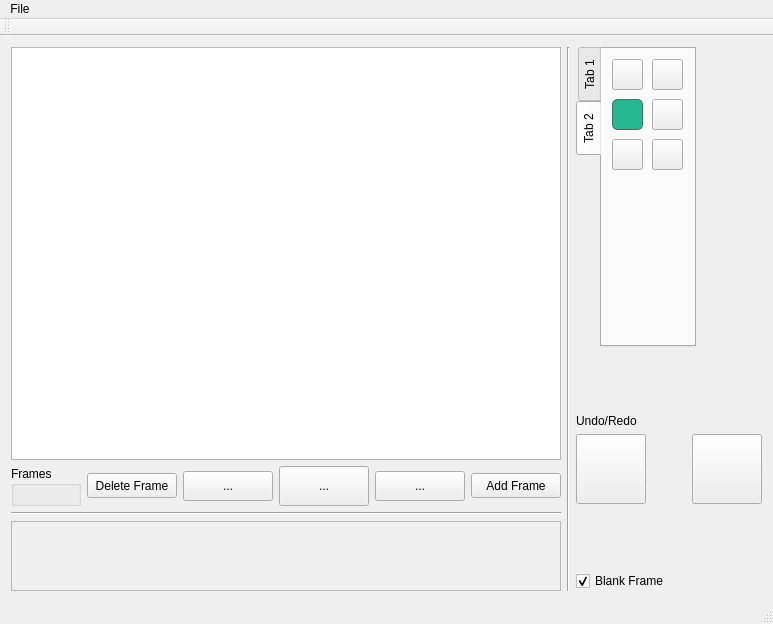
This is Sprite_Editor_Extreme/mainwindow.ui in jokthefoo/Sprite-Editor as Qt 5 draws it before an edit. The edited form follows.
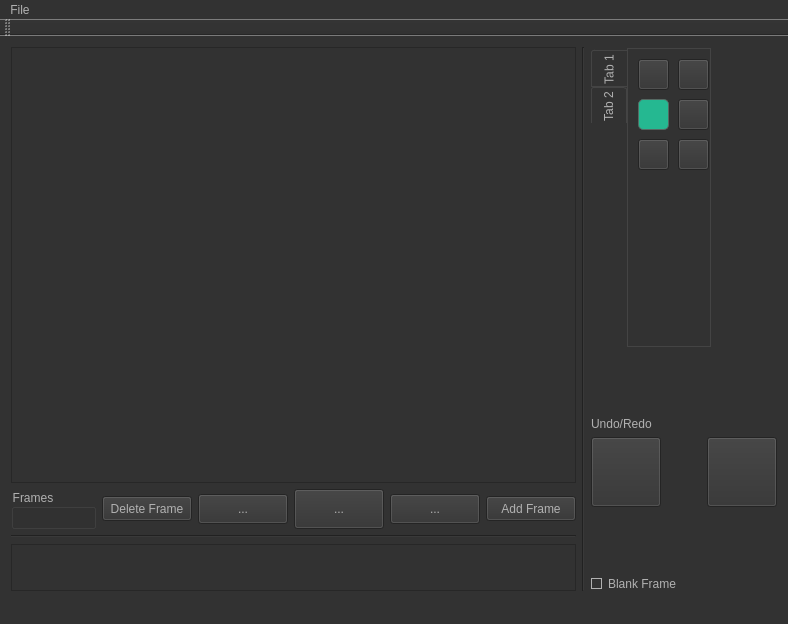
This is the edited form. Icons and pictures are not drawn. Custom widgets are drawn as their Qt base class.

Commit message: Added styleSheet, applied on mainwindow

```diff
--- a/Sprite_Editor_Extreme/mainwindow.ui
+++ b/Sprite_Editor_Extreme/mainwindow.ui
@@ -6,7 +6,7 @@
    <rect>
     <x>0</x>
     <y>0</y>
-    <width>713</width>
+    <width>788</width>
     <height>624</height>
    </rect>
   </property>
@@ -19,6 +19,467 @@
   <property name="windowTitle">
    <string>Sprite Editor eXtreme</string>
   </property>
+  <property name="styleSheet">
+   <string notr="true">QToolTip
+{
+     border: 1px solid black;
+     background-color: #ffa02f;
+     padding: 1px;
+     border-radius: 3px;
+     opacity: 100;
+}
+
+QWidget
+{
+    color: #b1b1b1;
+    background-color: #323232;
+}
+
+QWidget:item:hover
+{
+    background-color: QLinearGradient( x1: 0, y1: 0, x2: 0, y2: 1, stop: 0 #ffa02f, stop: 1 #ca0619);
+    color: #000000;
+}
+
+QWidget:item:selected
+{
+    background-color: QLinearGradient( x1: 0, y1: 0, x2: 0, y2: 1, stop: 0 #ffa02f, stop: 1 #d7801a);
+}
+
+QMenuBar::item
+{
+    background: transparent;
+}
+
+QMenuBar::item:selected
+{
+    background: transparent;
+    border: 1px solid #ffaa00;
+}
+
+QMenuBar::item:pressed
+{
+    background: #444;
+    border: 1px solid #000;
+    background-color: QLinearGradient(
+        x1:0, y1:0,
+        x2:0, y2:1,
+        stop:1 #212121,
+        stop:0.4 #343434/*,
+        stop:0.2 #343434,
+        stop:0.1 #ffaa00*/
+    );
+    margin-bottom:-1px;
+    padding-bottom:1px;
+}
+
+QMenu
+{
+    border: 1px solid #000;
+}
+
+QMenu::item
+{
+    padding: 2px 20px 2px 20px;
+}
+
+QMenu::item:selected
+{
+    color: #000000;
+}
+
+QWidget:disabled
+{
+    color: #404040;
+    background-color: #323232;
+}
+
+QAbstractItemView
+{
+    background-color: QLinearGradient( x1: 0, y1: 0, x2: 0, y2: 1, stop: 0 #4d4d4d, stop: 0.1 #646464, stop: 1 #5d5d5d);
+}
+
+QWidget:focus
+{
+    /*border: 2px solid QLinearGradient( x1: 0, y1: 0, x2: 0, y2: 1, stop: 0 #ffa02f, stop: 1 #d7801a);*/
+}
+
+QLineEdit
+{
+    background-color: QLinearGradient( x1: 0, y1: 0, x2: 0, y2: 1, stop: 0 #4d4d4d, stop: 0 #646464, stop: 1 #5d5d5d);
+    padding: 1px;
+    border-style: solid;
+    border: 1px solid #1e1e1e;
+    border-radius: 5;
+}
+
+QPushButton
+{
+    color: #b1b1b1;
+    background-color: QLinearGradient( x1: 0, y1: 0, x2: 0, y2: 1, stop: 0 #565656, stop: 0.1 #525252, stop: 0.5 #4e4e4e, stop: 0.9 #4a4a4a, stop: 1 #464646);
+    border-width: 1px;
+    border-color: #1e1e1e;
+    border-style: solid;
+    border-radius: 6;
+    padding: 3px;
+    font-size: 12px;
+    padding-left: 5px;
+    padding-right: 5px;
+}
+
+QPushButton:pressed
+{
+    background-color: QLinearGradient( x1: 0, y1: 0, x2: 0, y2: 1, stop: 0 #2d2d2d, stop: 0.1 #2b2b2b, stop: 0.5 #292929, stop: 0.9 #282828, stop: 1 #252525);
+}
+
+QComboBox
+{
+    selection-background-color: #ffaa00;
+    background-color: QLinearGradient( x1: 0, y1: 0, x2: 0, y2: 1, stop: 0 #565656, stop: 0.1 #525252, stop: 0.5 #4e4e4e, stop: 0.9 #4a4a4a, stop: 1 #464646);
+    border-style: solid;
+    border: 1px solid #1e1e1e;
+    border-radius: 5;
+}
+
+QComboBox:hover,QPushButton:hover
+{
+    border: 2px solid QLinearGradient( x1: 0, y1: 0, x2: 0, y2: 1, stop: 0 #ffa02f, stop: 1 #d7801a);
+}
+
+
+QComboBox:on
+{
+    padding-top: 3px;
+    padding-left: 4px;
+    background-color: QLinearGradient( x1: 0, y1: 0, x2: 0, y2: 1, stop: 0 #2d2d2d, stop: 0.1 #2b2b2b, stop: 0.5 #292929, stop: 0.9 #282828, stop: 1 #252525);
+    selection-background-color: #ffaa00;
+}
+
+QComboBox QAbstractItemView
+{
+    border: 2px solid darkgray;
+    selection-background-color: QLinearGradient( x1: 0, y1: 0, x2: 0, y2: 1, stop: 0 #ffa02f, stop: 1 #d7801a);
+}
+
+QComboBox::drop-down
+{
+     subcontrol-origin: padding;
+     subcontrol-position: top right;
+     width: 15px;
+
+     border-left-width: 0px;
+     border-left-color: darkgray;
+     border-left-style: solid; /* just a single line */
+     border-top-right-radius: 3px; /* same radius as the QComboBox */
+     border-bottom-right-radius: 3px;
+ }
+
+QComboBox::down-arrow
+{
+     image: url(:/down_arrow.png);
+}
+
+QGroupBox:focus
+{
+border: 2px solid QLinearGradient( x1: 0, y1: 0, x2: 0, y2: 1, stop: 0 #ffa02f, stop: 1 #d7801a);
+}
+
+QTextEdit:focus
+{
+    border: 2px solid QLinearGradient( x1: 0, y1: 0, x2: 0, y2: 1, stop: 0 #ffa02f, stop: 1 #d7801a);
+}
+
+QScrollBar:horizontal {
+     border: 1px solid #222222;
+     background: QLinearGradient( x1: 0, y1: 0, x2: 0, y2: 1, stop: 0.0 #121212, stop: 0.2 #282828, stop: 1 #484848);
+     height: 7px;
+     margin: 0px 16px 0 16px;
+}
+
+QScrollBar::handle:horizontal
+{
+      background: QLinearGradient( x1: 0, y1: 0, x2: 1, y2: 0, stop: 0 #ffa02f, stop: 0.5 #d7801a, stop: 1 #ffa02f);
+      min-height: 20px;
+      border-radius: 2px;
+}
+
+QScrollBar::add-line:horizontal {
+      border: 1px solid #1b1b19;
+      border-radius: 2px;
+      background: QLinearGradient( x1: 0, y1: 0, x2: 1, y2: 0, stop: 0 #ffa02f, stop: 1 #d7801a);
+      width: 14px;
+      subcontrol-position: right;
+      subcontrol-origin: margin;
+}
+
+QScrollBar::sub-line:horizontal {
+      border: 1px solid #1b1b19;
+      border-radius: 2px;
+      background: QLinearGradient( x1: 0, y1: 0, x2: 1, y2: 0, stop: 0 #ffa02f, stop: 1 #d7801a);
+      width: 14px;
+     subcontrol-position: left;
+     subcontrol-origin: margin;
+}
+
+QScrollBar::right-arrow:horizontal, QScrollBar::left-arrow:horizontal
+{
+      border: 1px solid black;
+      width: 1px;
+      height: 1px;
+      background: white;
+}
+
+QScrollBar::add-page:horizontal, QScrollBar::sub-page:horizontal
+{
+      background: none;
+}
+
+QScrollBar:vertical
+{
+      background: QLinearGradient( x1: 0, y1: 0, x2: 1, y2: 0, stop: 0.0 #121212, stop: 0.2 #282828, stop: 1 #484848);
+      width: 7px;
+      margin: 16px 0 16px 0;
+      border: 1px solid #222222;
+}
+
+QScrollBar::handle:vertical
+{
+      background: QLinearGradient( x1: 0, y1: 0, x2: 0, y2: 1, stop: 0 #ffa02f, stop: 0.5 #d7801a, stop: 1 #ffa02f);
+      min-height: 20px;
+      border-radius: 2px;
+}
+
+QScrollBar::add-line:vertical
+{
+      border: 1px solid #1b1b19;
+      border-radius: 2px;
+      background: QLinearGradient( x1: 0, y1: 0, x2: 0, y2: 1, stop: 0 #ffa02f, stop: 1 #d7801a);
+      height: 14px;
+      subcontrol-position: bottom;
+      subcontrol-origin: margin;
+}
+
+QScrollBar::sub-line:vertical
+{
+      border: 1px solid #1b1b19;
+      border-radius: 2px;
+      background: QLinearGradient( x1: 0, y1: 0, x2: 0, y2: 1, stop: 0 #d7801a, stop: 1 #ffa02f);
+      height: 14px;
+      subcontrol-position: top;
+      subcontrol-origin: margin;
+}
+
+QScrollBar::up-arrow:vertical, QScrollBar::down-arrow:vertical
+{
+      border: 1px solid black;
+      width: 1px;
+      height: 1px;
+      background: white;
+}
+
+
+QScrollBar::add-page:vertical, QScrollBar::sub-page:vertical
+{
+      background: none;
+}
+
+QTextEdit
+{
+    background-color: #242424;
+}
+
+QPlainTextEdit
+{
+    background-color: #242424;
+}
+
+QHeaderView::section
+{
+    background-color: QLinearGradient(x1:0, y1:0, x2:0, y2:1, stop:0 #616161, stop: 0.5 #505050, stop: 0.6 #434343, stop:1 #656565);
+    color: white;
+    padding-left: 4px;
+    border: 1px solid #6c6c6c;
+}
+
+QCheckBox:disabled
+{
+color: #414141;
+}
+
+QDockWidget::title
+{
+    text-align: center;
+    spacing: 3px; /* spacing between items in the tool bar */
+    background-color: QLinearGradient(x1:0, y1:0, x2:0, y2:1, stop:0 #323232, stop: 0.5 #242424, stop:1 #323232);
+}
+
+QDockWidget::close-button, QDockWidget::float-button
+{
+    text-align: center;
+    spacing: 1px; /* spacing between items in the tool bar */
+    background-color: QLinearGradient(x1:0, y1:0, x2:0, y2:1, stop:0 #323232, stop: 0.5 #242424, stop:1 #323232);
+}
+
+QDockWidget::close-button:hover, QDockWidget::float-button:hover
+{
+    background: #242424;
+}
+
+QDockWidget::close-button:pressed, QDockWidget::float-button:pressed
+{
+    padding: 1px -1px -1px 1px;
+}
+
+QMainWindow::separator
+{
+    background-color: QLinearGradient(x1:0, y1:0, x2:0, y2:1, stop:0 #161616, stop: 0.5 #151515, stop: 0.6 #212121, stop:1 #343434);
+    color: white;
+    padding-left: 4px;
+    border: 1px solid #4c4c4c;
+    spacing: 3px; /* spacing between items in the tool bar */
+}
+
+QMainWindow::separator:hover
+{
+
+    background-color: QLinearGradient(x1:0, y1:0, x2:0, y2:1, stop:0 #d7801a, stop:0.5 #b56c17 stop:1 #ffa02f);
+    color: white;
+    padding-left: 4px;
+    border: 1px solid #6c6c6c;
+    spacing: 3px; /* spacing between items in the tool bar */
+}
+
+QToolBar::handle
+{
+     spacing: 3px; /* spacing between items in the tool bar */
+     background: url(:/images/handle.png);
+}
+
+QMenu::separator
+{
+    height: 2px;
+    background-color: QLinearGradient(x1:0, y1:0, x2:0, y2:1, stop:0 #161616, stop: 0.5 #151515, stop: 0.6 #212121, stop:1 #343434);
+    color: white;
+    padding-left: 4px;
+    margin-left: 10px;
+    margin-right: 5px;
+}
+
+QProgressBar
+{
+    border: 2px solid grey;
+    border-radius: 5px;
+    text-align: center;
+}
+
+QProgressBar::chunk
+{
+    background-color: #d7801a;
+    width: 2.15px;
+    margin: 0.5px;
+}
+
+QTabBar::tab {
+    color: #b1b1b1;
+    border: 1px solid #444;
+    border-bottom-style: none;
+    background-color: #323232;
+    padding-left: 10px;
+    padding-right: 10px;
+    padding-top: 3px;
+    padding-bottom: 2px;
+    margin-right: -1px;
+}
+
+QTabWidget::pane {
+    border: 1px solid #444;
+    top: 1px;
+}
+
+QTabBar::tab:last
+{
+    margin-right: 0; /* the last selected tab has nothing to overlap with on the right */
+    border-top-right-radius: 3px;
+}
+
+QTabBar::tab:first:!selected
+{
+ margin-left: 0px; /* the last selected tab has nothing to overlap with on the right */
+
+
+    border-top-left-radius: 3px;
+}
+
+QTabBar::tab:!selected
+{
+    color: #b1b1b1;
+    border-bottom-style: solid;
+    margin-top: 3px;
+    background-color: QLinearGradient(x1:0, y1:0, x2:0, y2:1, stop:1 #212121, stop:.4 #343434);
+}
+
+QTabBar::tab:selected
+{
+    border-top-left-radius: 3px;
+    border-top-right-radius: 3px;
+    margin-bottom: 0px;
+}
+
+QTabBar::tab:!selected:hover
+{
+    /*border-top: 2px solid #ffaa00;
+    padding-bottom: 3px;*/
+    border-top-left-radius: 3px;
+    border-top-right-radius: 3px;
+    background-color: QLinearGradient(x1:0, y1:0, x2:0, y2:1, stop:1 #212121, stop:0.4 #343434, stop:0.2 #343434, stop:0.1 #ffaa00);
+}
+
+QRadioButton::indicator:checked, QRadioButton::indicator:unchecked{
+    color: #b1b1b1;
+    background-color: #323232;
+    border: 1px solid #b1b1b1;
+    border-radius: 6px;
+}
+
+QRadioButton::indicator:checked
+{
+    background-color: qradialgradient(
+        cx: 0.5, cy: 0.5,
+        fx: 0.5, fy: 0.5,
+        radius: 1.0,
+        stop: 0.25 #ffaa00,
+        stop: 0.3 #323232
+    );
+}
+
+QCheckBox::indicator{
+    color: #b1b1b1;
+    background-color: #323232;
+    border: 1px solid #b1b1b1;
+    width: 9px;
+    height: 9px;
+}
+
+QRadioButton::indicator
+{
+    border-radius: 6px;
+}
+
+QRadioButton::indicator:hover, QCheckBox::indicator:hover
+{
+    border: 1px solid #ffaa00;
+}
+
+QCheckBox::indicator:checked
+{
+    image:url(:/images/checkbox.png);
+}
+
+QCheckBox::indicator:disabled, QRadioButton::indicator:disabled
+{
+    border: 1px solid #444;
+}</string>
+  </property>
   <widget class="QWidget" name="centralWidget">
    <layout class="QHBoxLayout" name="horizontalLayout_3">
     <item>
@@ -159,8 +620,8 @@
           <rect>
            <x>0</x>
            <y>0</y>
-           <width>480</width>
-           <height>68</height>
+           <width>555</width>
+           <height>45</height>
           </rect>
          </property>
          <widget class="QWidget" name="horizontalLayoutWidget">
@@ -653,8 +1114,8 @@
     <rect>
      <x>0</x>
      <y>0</y>
-     <width>713</width>
-     <height>19</height>
+     <width>788</width>
+     <height>22</height>
     </rect>
    </property>
    <widget class="QMenu" name="menuFile">
```
The commit also changes 6 other files.
